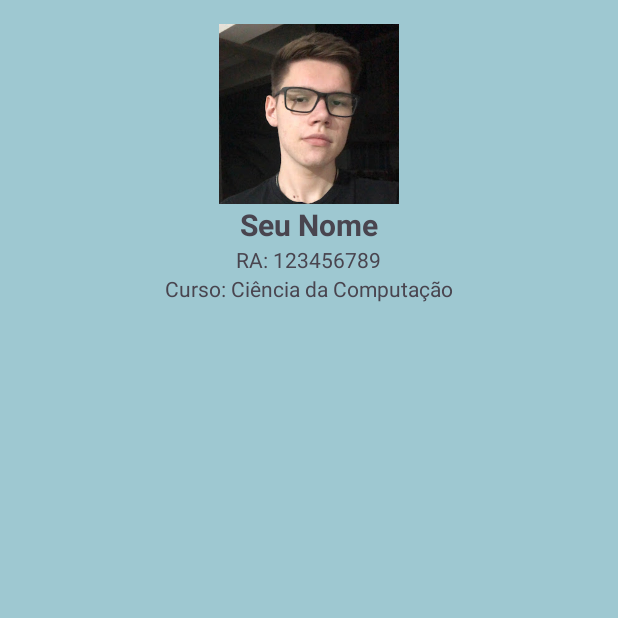
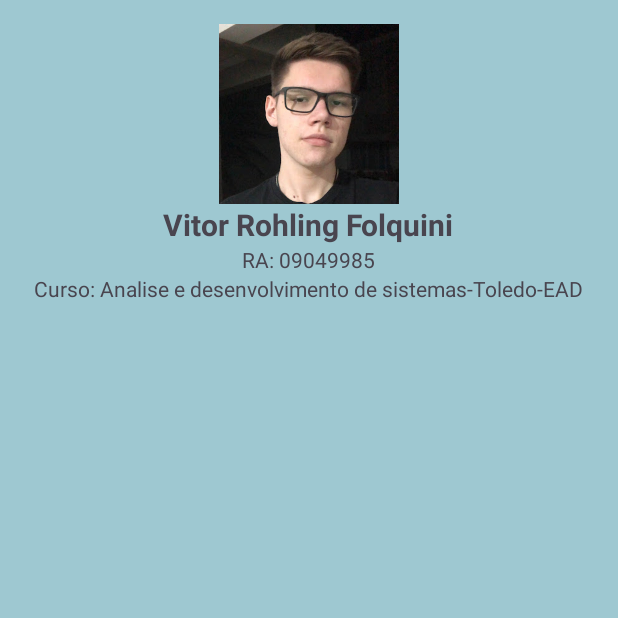
Before and after one commit to vitorfolquini/WeatherAppAPO, an Android app: the fragment SobreFragment shown on its own in the app's theme, on a phone screen of 412 x 824 dp, the top half of it. Run offline under Robolectric (Android 15) with nearby library versions, the phone set to English and light mode, and no system bars.

Commit message:
Ta rodando

```diff
--- a/app/build.gradle.kts
+++ b/app/build.gradle.kts
@@ -39,8 +39,6 @@ dependencies {
     implementation(libs.constraintlayout)
     implementation(libs.recyclerview)
     implementation(libs.cardview)
-    implementation(libs.compose.theme.adapter.core)
-    implementation(libs.compose.theme.adapter.x)
     testImplementation(libs.junit)
     androidTestImplementation(libs.ext.junit)
     androidTestImplementation(libs.espresso.core)
--- a/app/src/main/java/com/example/weatherappapo/SobreFragment.java
+++ b/app/src/main/java/com/example/weatherappapo/SobreFragment.java
@@ -22,9 +22,9 @@ public class SobreFragment extends Fragment {
         ImageView fotoImageView = rootView.findViewById(R.id.profile_image);
 
         // Defina os dados a serem exibidos no fragmento (dados fictícios como exemplo)
-        nomeTextView.setText("Seu Nome");
-        raTextView.setText("RA: 123456789");
-        cursoTextView.setText("Curso: Ciência da Computação");
+        nomeTextView.setText("Vitor Rohling Folquini");
+        raTextView.setText("RA: 09049985");
+        cursoTextView.setText("Curso: Analise e desenvolvimento de sistemas-Toledo-EAD");
         fotoImageView.setImageResource(R.drawable.eu); // Coloque a foto que você deseja exibir
 
         return rootView;
--- a/gradle/libs.versions.toml
+++ b/gradle/libs.versions.toml
@@ -10,8 +10,6 @@ constraintlayout = "2.2.0"
 recyclerview = "1.3.2"
 cardview = "1.0.0"
 recyclerviewV7 = "28.0.0"
-composeThemeAdapterCore = "1.0.1"
-composeThemeAdapterX = "1.1.1"
 
 [libraries]
 junit = { group = "junit", name = "junit", version.ref = "junit" }
@@ -24,8 +22,6 @@ constraintlayout = { group = "androidx.constraintlayout", name = "constraintlayo
 recyclerview = { group = "androidx.recyclerview", name = "recyclerview", version.ref = "recyclerview" }
 cardview = { group = "androidx.cardview", name = "cardview", version.ref = "cardview" }
 recyclerview-v7 = { group = "com.android.support", name = "recyclerview-v7", version.ref = "recyclerviewV7" }
-compose-theme-adapter-core = { group = "com.google.android.material", name = "compose-theme-adapter-core", version.ref = "composeThemeAdapterCore" }
-compose-theme-adapter-x = { group = "com.google.android.material", name = "compose-theme-adapter-3", version.ref = "composeThemeAdapterX" }
 
 [plugins]
 android-application = { id = "com.android.application", version.ref = "agp" }
```
Also changed, not shown: app/src/main/java/com/example/weatherappapo/MainActivity.java (+22 -11 lines).
